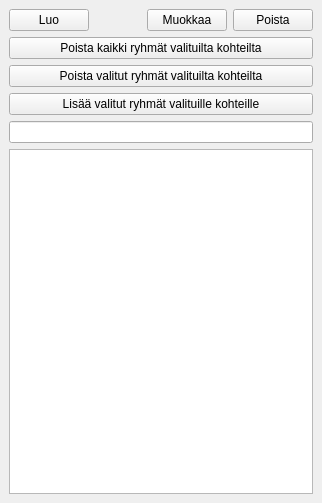
First picture: the form in arho_feature_template/gui/docks/regulation_groups_dock.ui, repository GispoCoding/arho-qgis-plugin, before the edit.
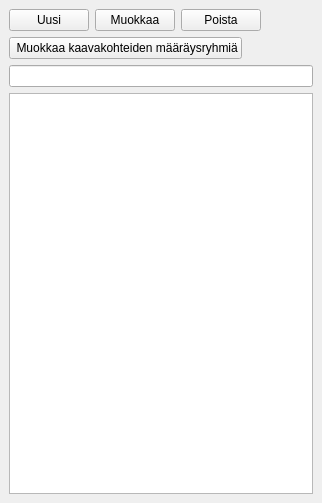
Second picture: the form after the edit. Custom widgets are drawn as their Qt base class.

Commit message: change regulation group docks UI: move all buttons to left and all plan feature actions under one button

The edit to the form file:
```diff
--- a/arho_feature_template/gui/docks/regulation_groups_dock.ui
+++ b/arho_feature_template/gui/docks/regulation_groups_dock.ui
@@ -23,23 +23,10 @@
          <string>Luo uusi kaavamääräysryhmä</string>
         </property>
         <property name="text">
-         <string>Luo</string>
+         <string>Uusi</string>
         </property>
        </widget>
       </item>
-      <item>
-       <spacer name="horizontalSpacer">
-        <property name="orientation">
-         <enum>Qt::Horizontal</enum>
-        </property>
-        <property name="sizeHint" stdset="0">
-         <size>
-          <width>40</width>
-          <height>20</height>
-         </size>
-        </property>
-       </spacer>
-      </item>
       <item>
        <widget class="QPushButton" name="edit_btn">
         <property name="toolTip">
@@ -60,28 +47,44 @@
         </property>
        </widget>
       </item>
-     </layout>
-    </item>
     <item>
-     <widget class="QPushButton" name="remove_all_btn">
-      <property name="text">
-       <string>Poista kaikki ryhmät valituilta kohteilta</string>
-      </property>
-     </widget>
-    </item>
+       <spacer name="horizontalSpacer">
+        <property name="orientation">
+         <enum>Qt::Horizontal</enum>
+        </property>
+        <property name="sizeHint" stdset="0">
+         <size>
+          <width>40</width>
+          <height>20</height>
+         </size>
+        </property>
+       </spacer>
+      </item>
+     </layout>
+    </item>
     <item>
-     <widget class="QPushButton" name="remove_selected_btn">
+     <layout class="QHBoxLayout" name="horizontalLayout_2">
+      <item>
+       <widget class="QPushButton" name="modify_selected_features_btn">
       <property name="text">
-       <string>Poista valitut ryhmät valituilta kohteilta</string>
+         <string> Muokkaa kaavakohteiden määräysryhmiä</string>
       </property>
      </widget>
     </item>
     <item>
-     <widget class="QPushButton" name="add_selected_btn">
-      <property name="text">
-       <string>Lisää valitut ryhmät valituille kohteille</string>
-      </property>
-     </widget>
+       <spacer name="horizontalSpacer_2">
+        <property name="orientation">
+         <enum>Qt::Horizontal</enum>
+        </property>
+        <property name="sizeHint" stdset="0">
+         <size>
+          <width>40</width>
+          <height>20</height>
+         </size>
+        </property>
+       </spacer>
+      </item>
+     </layout>
     </item>
     <item>
      <widget class="QgsFilterLineEdit" name="search_box">
```
Lines whose indentation alone changed are shown as unchanged. The commit also changes 1 other file.
